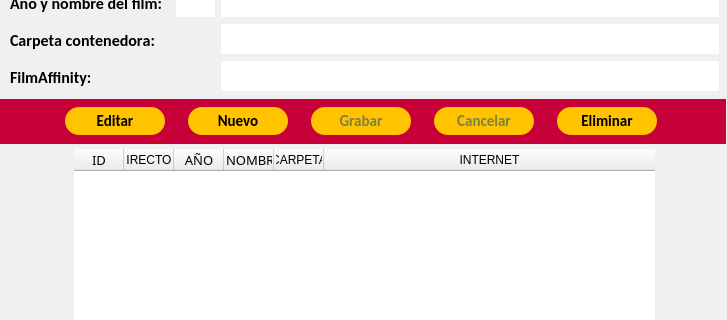
The window that gui/main.ui (QuitoAr/Cine) describes before a commit, drawn with Qt 5; both pictures show x 0 to 727 and y 116 to 436 of the 727 by 572 pixel window.
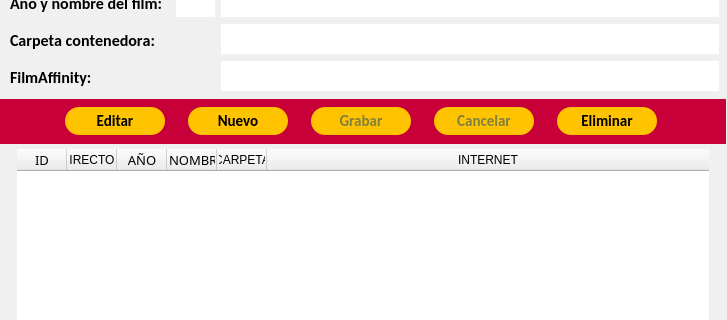
The same window after the commit. Icons and pictures are not drawn.

```diff
--- a/gui/main.ui
+++ b/gui/main.ui
@@ -3243,9 +3243,9 @@
    <widget class="QTableWidget" name="tblPeliculas">
     <property name="geometry">
      <rect>
-      <x>74</x>
+      <x>17</x>
       <y>265</y>
-      <width>581</width>
+      <width>692</width>
       <height>300</height>
      </rect>
     </property>
```
